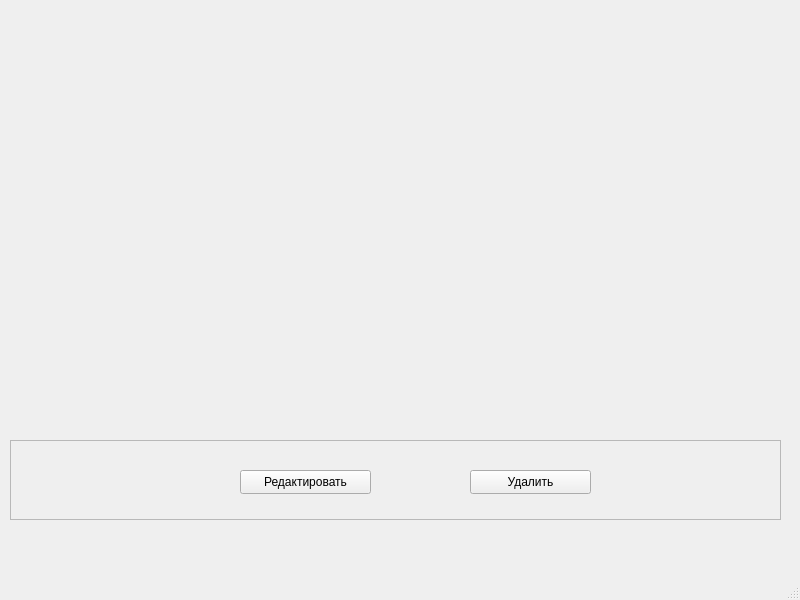
Qt form ui/main.ui (sergeycccv/battery_modbus) before a commit.
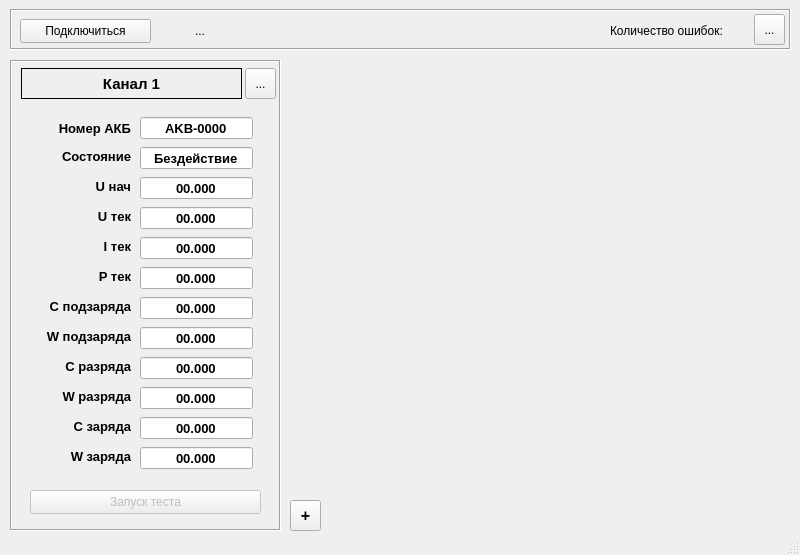
The same form after that commit.

Commit message: Обновлённый UI/UX

```diff
--- a/ui/main.ui
+++ b/ui/main.ui
@@ -7,67 +7,794 @@
     <x>0</x>
     <y>0</y>
     <width>800</width>
-    <height>600</height>
+    <height>555</height>
    </rect>
   </property>
   <property name="windowTitle">
    <string>MainWindow</string>
   </property>
   <widget class="QWidget" name="centralwidget">
+   <widget class="QFrame" name="frame_2">
+    <property name="geometry">
+     <rect>
+      <x>10</x>
+      <y>60</y>
+      <width>271</width>
+      <height>471</height>
+     </rect>
+    </property>
+    <property name="frameShape">
+     <enum>QFrame::Shape::Box</enum>
+    </property>
+    <property name="frameShadow">
+     <enum>QFrame::Shadow::Sunken</enum>
+    </property>
+    <widget class="QLabel" name="lbl_title_channel">
+     <property name="geometry">
+      <rect>
+       <x>11</x>
+       <y>8</y>
+       <width>221</width>
+       <height>31</height>
+      </rect>
+     </property>
+     <property name="font">
+      <font>
+       <family>Segoe UI</family>
+       <pointsize>11</pointsize>
+       <bold>true</bold>
+       <strikeout>false</strikeout>
+       <kerning>true</kerning>
+      </font>
+     </property>
+     <property name="autoFillBackground">
+      <bool>true</bool>
+     </property>
+     <property name="styleSheet">
+      <string notr="true"/>
+     </property>
+     <property name="frameShape">
+      <enum>QFrame::Shape::Box</enum>
+     </property>
+     <property name="frameShadow">
+      <enum>QFrame::Shadow::Plain</enum>
+     </property>
+     <property name="text">
+      <string>Канал 1</string>
+     </property>
+     <property name="alignment">
+      <set>Qt::AlignmentFlag::AlignCenter</set>
+     </property>
+     <property name="buddy">
+      <cstring></cstring>
+     </property>
+    </widget>
+    <widget class="QLabel" name="lbl_001">
+     <property name="geometry">
+      <rect>
+       <x>10</x>
+       <y>60</y>
+       <width>111</width>
+       <height>16</height>
+      </rect>
+     </property>
+     <property name="font">
+      <font>
+       <pointsize>10</pointsize>
+       <bold>true</bold>
+      </font>
+     </property>
+     <property name="text">
+      <string>Номер АКБ</string>
+     </property>
+     <property name="alignment">
+      <set>Qt::AlignmentFlag::AlignRight|Qt::AlignmentFlag::AlignTrailing|Qt::AlignmentFlag::AlignVCenter</set>
+     </property>
+    </widget>
+    <widget class="QLineEdit" name="edit_001">
+     <property name="geometry">
+      <rect>
+       <x>130</x>
+       <y>57</y>
+       <width>113</width>
+       <height>22</height>
+      </rect>
+     </property>
+     <property name="font">
+      <font>
+       <pointsize>10</pointsize>
+       <bold>true</bold>
+      </font>
+     </property>
+     <property name="text">
+      <string>AKB-0000</string>
+     </property>
+     <property name="alignment">
+      <set>Qt::AlignmentFlag::AlignCenter</set>
+     </property>
+    </widget>
+    <widget class="QLabel" name="lbl_002">
+     <property name="geometry">
+      <rect>
+       <x>10</x>
+       <y>88</y>
+       <width>111</width>
+       <height>16</height>
+      </rect>
+     </property>
+     <property name="font">
+      <font>
+       <pointsize>10</pointsize>
+       <bold>true</bold>
+      </font>
+     </property>
+     <property name="text">
+      <string>Состояние</string>
+     </property>
+     <property name="alignment">
+      <set>Qt::AlignmentFlag::AlignRight|Qt::AlignmentFlag::AlignTrailing|Qt::AlignmentFlag::AlignVCenter</set>
+     </property>
+    </widget>
+    <widget class="QLineEdit" name="edit_002">
+     <property name="enabled">
+      <bool>true</bool>
+     </property>
+     <property name="geometry">
+      <rect>
+       <x>130</x>
+       <y>87</y>
+       <width>113</width>
+       <height>22</height>
+      </rect>
+     </property>
+     <property name="font">
+      <font>
+       <pointsize>10</pointsize>
+       <bold>true</bold>
+      </font>
+     </property>
+     <property name="text">
+      <string>Бездействие</string>
+     </property>
+     <property name="alignment">
+      <set>Qt::AlignmentFlag::AlignCenter</set>
+     </property>
+     <property name="readOnly">
+      <bool>true</bool>
+     </property>
+    </widget>
+    <widget class="QLabel" name="lbl_003">
+     <property name="geometry">
+      <rect>
+       <x>10</x>
+       <y>118</y>
+       <width>111</width>
+       <height>16</height>
+      </rect>
+     </property>
+     <property name="font">
+      <font>
+       <pointsize>10</pointsize>
+       <bold>true</bold>
+      </font>
+     </property>
+     <property name="text">
+      <string>U нач</string>
+     </property>
+     <property name="alignment">
+      <set>Qt::AlignmentFlag::AlignRight|Qt::AlignmentFlag::AlignTrailing|Qt::AlignmentFlag::AlignVCenter</set>
+     </property>
+    </widget>
+    <widget class="QLineEdit" name="edit_003">
+     <property name="geometry">
+      <rect>
+       <x>130</x>
+       <y>117</y>
+       <width>113</width>
+       <height>22</height>
+      </rect>
+     </property>
+     <property name="font">
+      <font>
+       <pointsize>10</pointsize>
+       <bold>true</bold>
+      </font>
+     </property>
+     <property name="text">
+      <string>00.000</string>
+     </property>
+     <property name="alignment">
+      <set>Qt::AlignmentFlag::AlignCenter</set>
+     </property>
+     <property name="readOnly">
+      <bool>true</bool>
+     </property>
+    </widget>
+    <widget class="QLabel" name="lbl_004">
+     <property name="geometry">
+      <rect>
+       <x>10</x>
+       <y>148</y>
+       <width>111</width>
+       <height>16</height>
+      </rect>
+     </property>
+     <property name="font">
+      <font>
+       <pointsize>10</pointsize>
+       <bold>true</bold>
+      </font>
+     </property>
+     <property name="text">
+      <string>U тек</string>
+     </property>
+     <property name="alignment">
+      <set>Qt::AlignmentFlag::AlignRight|Qt::AlignmentFlag::AlignTrailing|Qt::AlignmentFlag::AlignVCenter</set>
+     </property>
+    </widget>
+    <widget class="QLineEdit" name="edit_004">
+     <property name="geometry">
+      <rect>
+       <x>130</x>
+       <y>147</y>
+       <width>113</width>
+       <height>22</height>
+      </rect>
+     </property>
+     <property name="font">
+      <font>
+       <pointsize>10</pointsize>
+       <bold>true</bold>
+      </font>
+     </property>
+     <property name="text">
+      <string>00.000</string>
+     </property>
+     <property name="alignment">
+      <set>Qt::AlignmentFlag::AlignCenter</set>
+     </property>
+     <property name="readOnly">
+      <bool>true</bool>
+     </property>
+    </widget>
+    <widget class="QLabel" name="lbl_005">
+     <property name="geometry">
+      <rect>
+       <x>10</x>
+       <y>178</y>
+       <width>111</width>
+       <height>16</height>
+      </rect>
+     </property>
+     <property name="font">
+      <font>
+       <pointsize>10</pointsize>
+       <bold>true</bold>
+      </font>
+     </property>
+     <property name="text">
+      <string>I тек</string>
+     </property>
+     <property name="alignment">
+      <set>Qt::AlignmentFlag::AlignRight|Qt::AlignmentFlag::AlignTrailing|Qt::AlignmentFlag::AlignVCenter</set>
+     </property>
+    </widget>
+    <widget class="QLineEdit" name="edit_005">
+     <property name="geometry">
+      <rect>
+       <x>130</x>
+       <y>177</y>
+       <width>113</width>
+       <height>22</height>
+      </rect>
+     </property>
+     <property name="font">
+      <font>
+       <pointsize>10</pointsize>
+       <bold>true</bold>
+      </font>
+     </property>
+     <property name="text">
+      <string>00.000</string>
+     </property>
+     <property name="alignment">
+      <set>Qt::AlignmentFlag::AlignCenter</set>
+     </property>
+     <property name="readOnly">
+      <bool>true</bool>
+     </property>
+    </widget>
+    <widget class="QLabel" name="lbl_006">
+     <property name="geometry">
+      <rect>
+       <x>10</x>
+       <y>208</y>
+       <width>111</width>
+       <height>16</height>
+      </rect>
+     </property>
+     <property name="font">
+      <font>
+       <pointsize>10</pointsize>
+       <bold>true</bold>
+      </font>
+     </property>
+     <property name="text">
+      <string>P тек</string>
+     </property>
+     <property name="alignment">
+      <set>Qt::AlignmentFlag::AlignRight|Qt::AlignmentFlag::AlignTrailing|Qt::AlignmentFlag::AlignVCenter</set>
+     </property>
+    </widget>
+    <widget class="QLineEdit" name="edit_006">
+     <property name="geometry">
+      <rect>
+       <x>130</x>
+       <y>207</y>
+       <width>113</width>
+       <height>22</height>
+      </rect>
+     </property>
+     <property name="font">
+      <font>
+       <pointsize>10</pointsize>
+       <bold>true</bold>
+      </font>
+     </property>
+     <property name="text">
+      <string>00.000</string>
+     </property>
+     <property name="alignment">
+      <set>Qt::AlignmentFlag::AlignCenter</set>
+     </property>
+     <property name="readOnly">
+      <bool>true</bool>
+     </property>
+    </widget>
+    <widget class="QLabel" name="lbl_007">
+     <property name="geometry">
+      <rect>
+       <x>10</x>
+       <y>238</y>
+       <width>111</width>
+       <height>16</height>
+      </rect>
+     </property>
+     <property name="font">
+      <font>
+       <pointsize>10</pointsize>
+       <bold>true</bold>
+      </font>
+     </property>
+     <property name="text">
+      <string>C подзаряда</string>
+     </property>
+     <property name="alignment">
+      <set>Qt::AlignmentFlag::AlignRight|Qt::AlignmentFlag::AlignTrailing|Qt::AlignmentFlag::AlignVCenter</set>
+     </property>
+    </widget>
+    <widget class="QLabel" name="lbl_009">
+     <property name="geometry">
+      <rect>
+       <x>10</x>
+       <y>298</y>
+       <width>111</width>
+       <height>16</height>
+      </rect>
+     </property>
+     <property name="font">
+      <font>
+       <pointsize>10</pointsize>
+       <bold>true</bold>
+      </font>
+     </property>
+     <property name="text">
+      <string>C разряда</string>
+     </property>
+     <property name="alignment">
+      <set>Qt::AlignmentFlag::AlignRight|Qt::AlignmentFlag::AlignTrailing|Qt::AlignmentFlag::AlignVCenter</set>
+     </property>
+    </widget>
+    <widget class="QLineEdit" name="edit_010">
+     <property name="geometry">
+      <rect>
+       <x>130</x>
+       <y>327</y>
+       <width>113</width>
+       <height>22</height>
+      </rect>
+     </property>
+     <property name="font">
+      <font>
+       <pointsize>10</pointsize>
+       <bold>true</bold>
+      </font>
+     </property>
+     <property name="text">
+      <string>00.000</string>
+     </property>
+     <property name="alignment">
+      <set>Qt::AlignmentFlag::AlignCenter</set>
+     </property>
+     <property name="readOnly">
+      <bool>true</bool>
+     </property>
+    </widget>
+    <widget class="QLineEdit" name="edit_011">
+     <property name="geometry">
+      <rect>
+       <x>130</x>
+       <y>357</y>
+       <width>113</width>
+       <height>22</height>
+      </rect>
+     </property>
+     <property name="font">
+      <font>
+       <pointsize>10</pointsize>
+       <bold>true</bold>
+      </font>
+     </property>
+     <property name="text">
+      <string>00.000</string>
+     </property>
+     <property name="alignment">
+      <set>Qt::AlignmentFlag::AlignCenter</set>
+     </property>
+     <property name="readOnly">
+      <bool>true</bool>
+     </property>
+    </widget>
+    <widget class="QLineEdit" name="edit_007">
+     <property name="geometry">
+      <rect>
+       <x>130</x>
+       <y>237</y>
+       <width>113</width>
+       <height>22</height>
+      </rect>
+     </property>
+     <property name="font">
+      <font>
+       <pointsize>10</pointsize>
+       <bold>true</bold>
+      </font>
+     </property>
+     <property name="text">
+      <string>00.000</string>
+     </property>
+     <property name="alignment">
+      <set>Qt::AlignmentFlag::AlignCenter</set>
+     </property>
+     <property name="readOnly">
+      <bool>true</bool>
+     </property>
+    </widget>
+    <widget class="QLabel" name="lbl_011">
+     <property name="geometry">
+      <rect>
+       <x>10</x>
+       <y>358</y>
+       <width>111</width>
+       <height>16</height>
+      </rect>
+     </property>
+     <property name="font">
+      <font>
+       <pointsize>10</pointsize>
+       <bold>true</bold>
+      </font>
+     </property>
+     <property name="styleSheet">
+      <string notr="true"/>
+     </property>
+     <property name="text">
+      <string>C заряда</string>
+     </property>
+     <property name="alignment">
+      <set>Qt::AlignmentFlag::AlignRight|Qt::AlignmentFlag::AlignTrailing|Qt::AlignmentFlag::AlignVCenter</set>
+     </property>
+    </widget>
+    <widget class="QLabel" name="lbl_010">
+     <property name="geometry">
+      <rect>
+       <x>10</x>
+       <y>328</y>
+       <width>111</width>
+       <height>16</height>
+      </rect>
+     </property>
+     <property name="font">
+      <font>
+       <pointsize>10</pointsize>
+       <bold>true</bold>
+      </font>
+     </property>
+     <property name="text">
+      <string>W разряда</string>
+     </property>
+     <property name="alignment">
+      <set>Qt::AlignmentFlag::AlignRight|Qt::AlignmentFlag::AlignTrailing|Qt::AlignmentFlag::AlignVCenter</set>
+     </property>
+    </widget>
+    <widget class="QLabel" name="lbl_012">
+     <property name="geometry">
+      <rect>
+       <x>10</x>
+       <y>388</y>
+       <width>111</width>
+       <height>16</height>
+      </rect>
+     </property>
+     <property name="font">
+      <font>
+       <pointsize>10</pointsize>
+       <bold>true</bold>
+      </font>
+     </property>
+     <property name="text">
+      <string>W заряда</string>
+     </property>
+     <property name="alignment">
+      <set>Qt::AlignmentFlag::AlignRight|Qt::AlignmentFlag::AlignTrailing|Qt::AlignmentFlag::AlignVCenter</set>
+     </property>
+    </widget>
+    <widget class="QLineEdit" name="edit_009">
+     <property name="geometry">
+      <rect>
+       <x>130</x>
+       <y>297</y>
+       <width>113</width>
+       <height>22</height>
+      </rect>
+     </property>
+     <property name="font">
+      <font>
+       <pointsize>10</pointsize>
+       <bold>true</bold>
+      </font>
+     </property>
+     <property name="text">
+      <string>00.000</string>
+     </property>
+     <property name="alignment">
+      <set>Qt::AlignmentFlag::AlignCenter</set>
+     </property>
+     <property name="readOnly">
+      <bool>true</bool>
+     </property>
+    </widget>
+    <widget class="QLabel" name="lbl_008">
+     <property name="geometry">
+      <rect>
+       <x>10</x>
+       <y>268</y>
+       <width>111</width>
+       <height>16</height>
+      </rect>
+     </property>
+     <property name="font">
+      <font>
+       <pointsize>10</pointsize>
+       <bold>true</bold>
+      </font>
+     </property>
+     <property name="text">
+      <string>W подзаряда</string>
+     </property>
+     <property name="alignment">
+      <set>Qt::AlignmentFlag::AlignRight|Qt::AlignmentFlag::AlignTrailing|Qt::AlignmentFlag::AlignVCenter</set>
+     </property>
+    </widget>
+    <widget class="QLineEdit" name="edit_008">
+     <property name="geometry">
+      <rect>
+       <x>130</x>
+       <y>267</y>
+       <width>113</width>
+       <height>22</height>
+      </rect>
+     </property>
+     <property name="font">
+      <font>
+       <pointsize>10</pointsize>
+       <bold>true</bold>
+      </font>
+     </property>
+     <property name="text">
+      <string>00.000</string>
+     </property>
+     <property name="alignment">
+      <set>Qt::AlignmentFlag::AlignCenter</set>
+     </property>
+     <property name="readOnly">
+      <bool>true</bool>
+     </property>
+    </widget>
+    <widget class="QLineEdit" name="edit_012">
+     <property name="geometry">
+      <rect>
+       <x>130</x>
+       <y>387</y>
+       <width>113</width>
+       <height>22</height>
+      </rect>
+     </property>
+     <property name="font">
+      <font>
+       <pointsize>10</pointsize>
+       <bold>true</bold>
+      </font>
+     </property>
+     <property name="text">
+      <string>00.000</string>
+     </property>
+     <property name="alignment">
+      <set>Qt::AlignmentFlag::AlignCenter</set>
+     </property>
+     <property name="readOnly">
+      <bool>true</bool>
+     </property>
+    </widget>
+    <widget class="QPushButton" name="btn_start_test">
+     <property name="enabled">
+      <bool>false</bool>
+     </property>
+     <property name="geometry">
+      <rect>
+       <x>20</x>
+       <y>430</y>
+       <width>231</width>
+       <height>24</height>
+      </rect>
+     </property>
+     <property name="text">
+      <string>Запуск теста</string>
+     </property>
+    </widget>
+    <widget class="QToolButton" name="tbtn_settings_channel_01">
+     <property name="geometry">
+      <rect>
+       <x>235</x>
+       <y>8</y>
+       <width>31</width>
+       <height>31</height>
+      </rect>
+     </property>
+     <property name="toolTip">
+      <string/>
+     </property>
+     <property name="statusTip">
+      <string>Настройки канала</string>
+     </property>
+     <property name="text">
+      <string>...</string>
+     </property>
+    </widget>
+   </widget>
    <widget class="QFrame" name="frame">
     <property name="geometry">
      <rect>
       <x>10</x>
-      <y>440</y>
-      <width>771</width>
-      <height>80</height>
+      <y>9</y>
+      <width>781</width>
+      <height>41</height>
      </rect>
     </property>
+    <property name="minimumSize">
+     <size>
+      <width>0</width>
+      <height>20</height>
+     </size>
+    </property>
     <property name="frameShape">
-     <enum>QFrame::Shape::StyledPanel</enum>
+     <enum>QFrame::Shape::Box</enum>
     </property>
     <property name="frameShadow">
-     <enum>QFrame::Shadow::Raised</enum>
+     <enum>QFrame::Shadow::Sunken</enum>
     </property>
     <widget class="QPushButton" name="edit_btn">
      <property name="geometry">
       <rect>
-       <x>230</x>
-       <y>30</y>
+       <x>10</x>
+       <y>10</y>
        <width>131</width>
        <height>24</height>
       </rect>
      </property>
      <property name="text">
-      <string>Редактировать</string>
+      <string>Подключиться</string>
      </property>
     </widget>
-    <widget class="QPushButton" name="del_btn">
+    <widget class="QLabel" name="label">
      <property name="geometry">
       <rect>
-       <x>460</x>
-       <y>30</y>
-       <width>121</width>
-       <height>24</height>
+       <x>185</x>
+       <y>12</y>
+       <width>371</width>
+       <height>20</height>
       </rect>
      </property>
      <property name="text">
-      <string>Удалить</string>
+      <string>...</string>
      </property>
     </widget>
+    <widget class="QLabel" name="label_2">
+     <property name="geometry">
+      <rect>
+       <x>600</x>
+       <y>12</y>
+       <width>141</width>
+       <height>20</height>
+      </rect>
+     </property>
+     <property name="text">
+      <string>Количество ошибок:</string>
+     </property>
+    </widget>
+    <widget class="QToolButton" name="tbtn_settings">
+     <property name="geometry">
+      <rect>
+       <x>744</x>
+       <y>5</y>
+       <width>31</width>
+       <height>31</height>
+      </rect>
+     </property>
+     <property name="toolTip">
+      <string/>
+     </property>
+     <property name="statusTip">
+      <string>Настройки программы</string>
+     </property>
+     <property name="text">
+      <string>...</string>
+     </property>
+    </widget>
    </widget>
+   <widget class="QToolButton" name="tbtn_add_channel">
+    <property name="geometry">
+     <rect>
+      <x>290</x>
+      <y>500</y>
+      <width>31</width>
+      <height>31</height>
+     </rect>
+    </property>
+    <property name="font">
+     <font>
+      <pointsize>12</pointsize>
+      <bold>true</bold>
+     </font>
+    </property>
+    <property name="toolTip">
+     <string/>
+    </property>
+    <property name="statusTip">
+     <string>Добавить канал</string>
+    </property>
+    <property name="text">
+     <string>+</string>
+    </property>
+    <property name="arrowType">
+     <enum>Qt::ArrowType::NoArrow</enum>
+    </property>
+   </widget>
   </widget>
-  <widget class="QMenuBar" name="menubar">
-   <property name="geometry">
-    <rect>
-     <x>0</x>
-     <y>0</y>
-     <width>800</width>
-     <height>22</height>
-    </rect>
+  <widget class="QStatusBar" name="statusBar">
+   <property name="toolTipDuration">
+    <number>-1</number>
    </property>
+   <property name="statusTip">
+    <string/>
+   </property>
+   <property name="whatsThis">
+    <string/>
+   </property>
+   <property name="sizeGripEnabled">
+    <bool>true</bool>
+   </property>
   </widget>
-  <widget class="QStatusBar" name="statusbar"/>
  </widget>
  <resources/>
  <connections/>
```
Left out of the diff: 8 changed lines with no effect on the pictures. The commit also changes 3 other files.
